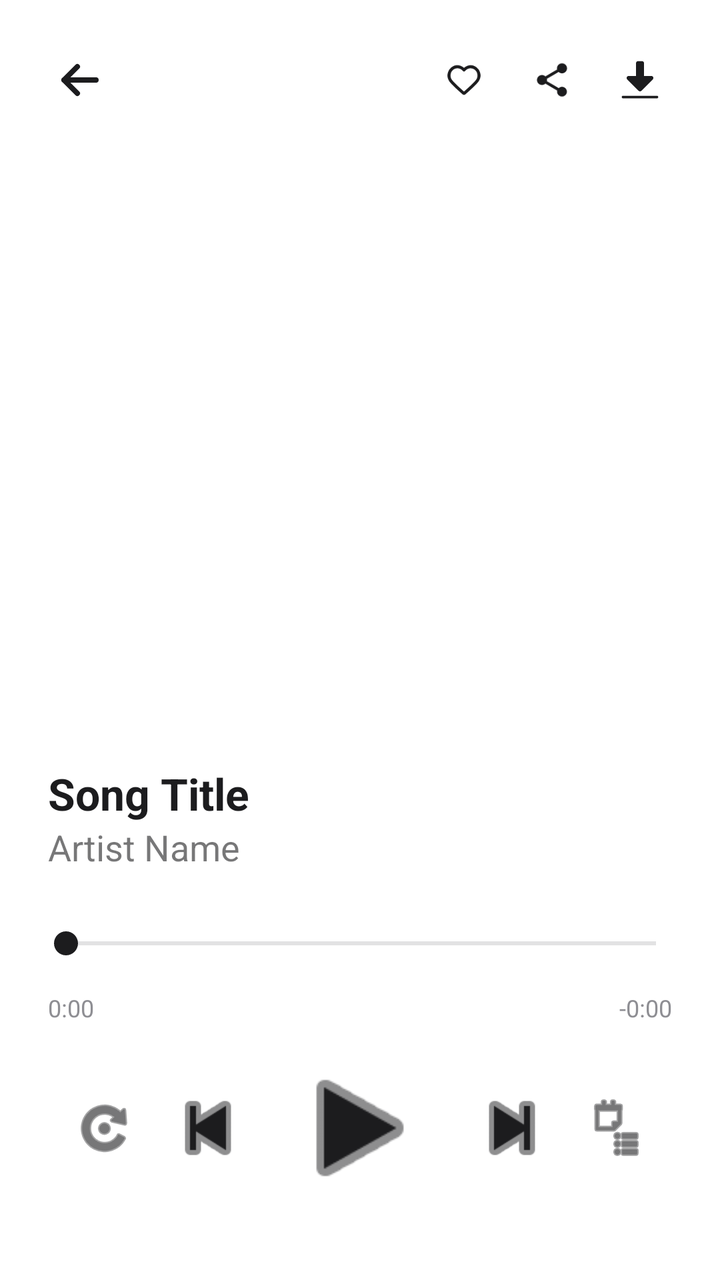
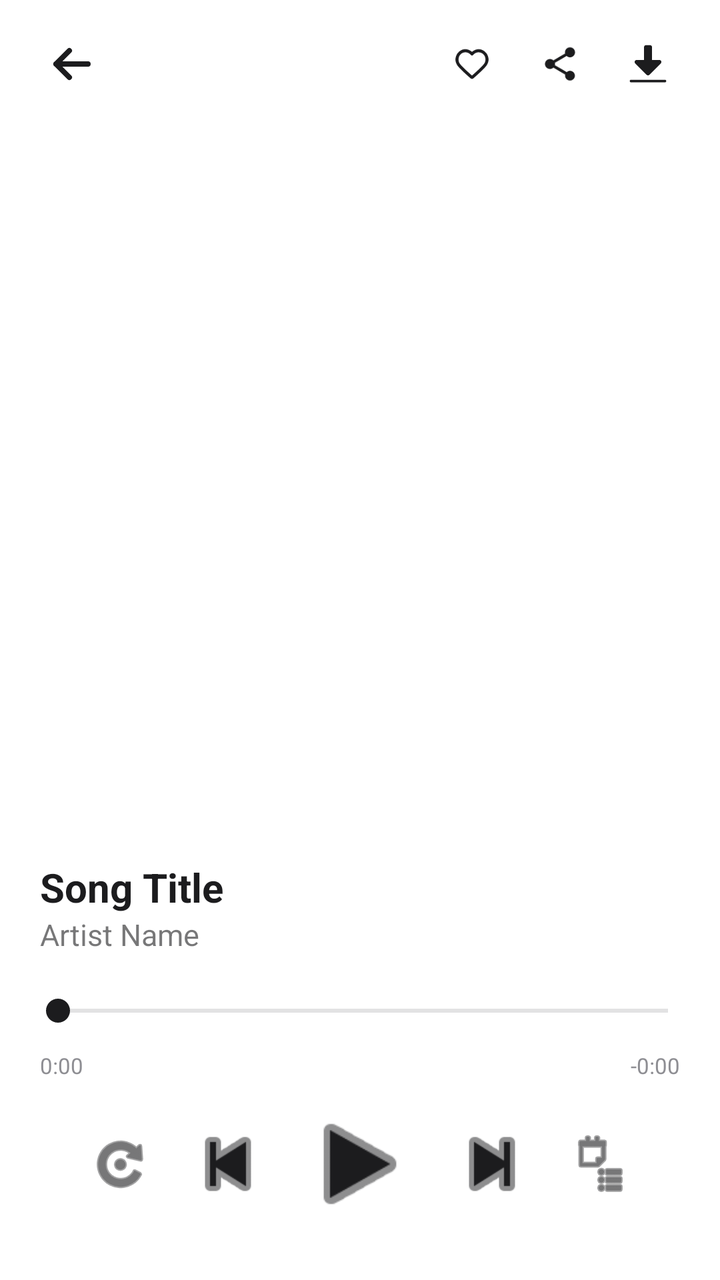

Before-and-after screenshots of an Android layout around one commit, followed by the original layout XML and the change that was made.
<!-- AndroidManifest.xml: application theme Theme.MLNetease -->
<!-- res/layout/activity_player.xml -->
<?xml version="1.0" encoding="utf-8"?>
<LinearLayout xmlns:android="http://schemas.android.com/apk/res/android"
    xmlns:app="http://schemas.android.com/apk/res-auto"
    android:layout_width="match_parent"
    android:layout_height="match_parent"
    android:orientation="vertical"
    android:background="@color/background_primary"
    android:paddingTop="24dp"
    android:paddingBottom="24dp">

    <LinearLayout
        android:layout_width="match_parent"
        android:layout_height="wrap_content"
        android:orientation="horizontal"
        android:gravity="center_vertical"
        android:paddingHorizontal="24dp"
        android:layout_marginBottom="16dp">

        <ImageButton
            android:id="@+id/btn_back"
            android:layout_width="32dp"
            android:layout_height="32dp"
            android:background="?attr/selectableItemBackgroundBorderless"
            android:src="@drawable/ic_back"
            android:scaleType="fitCenter"
            app:tint="@color/text_primary"
            android:contentDescription="@string/back" />

        <View
            android:layout_width="0dp"
            android:layout_height="0dp"
            android:layout_weight="1" />

        <ImageButton
            android:id="@+id/btn_favourite_song"
            android:layout_width="32dp"
            android:layout_height="32dp"
            android:layout_marginEnd="12dp"
            android:background="?attr/selectableItemBackgroundBorderless"
            android:padding="6dp"
            android:src="@drawable/player_favourite_icon"
            android:scaleType="fitCenter"
            app:tint="@color/player_favourite_tint"
            android:contentDescription="@string/favourite" />

        <ImageButton
            android:id="@+id/btn_share_song"
            android:layout_width="32dp"
            android:layout_height="32dp"
            android:layout_marginEnd="12dp"
            android:background="?attr/selectableItemBackgroundBorderless"
            android:padding="6dp"
            android:src="@drawable/ic_share"
            android:scaleType="fitCenter"
            app:tint="@color/text_primary"
            android:contentDescription="@string/share_song" />

        <ImageButton
            android:id="@+id/btn_download_song"
            android:layout_width="32dp"
            android:layout_height="32dp"
            android:background="?attr/selectableItemBackgroundBorderless"
            android:padding="6dp"
            android:src="@drawable/ic_stat_sys_download_done"
            android:scaleType="fitCenter"
            app:tint="@color/text_primary"
            android:contentDescription="@string/download" />

    </LinearLayout>

    
    <androidx.viewpager2.widget.ViewPager2
        android:id="@+id/view_pager"
        android:layout_width="match_parent"
        android:layout_height="0dp"
        android:layout_weight="1"
        android:layout_marginBottom="24dp"/>

    
    <LinearLayout
        android:layout_width="match_parent"
        android:layout_height="wrap_content"
        android:orientation="vertical"
        android:paddingHorizontal="24dp"
        android:layout_marginBottom="16dp">

        <TextView
            android:id="@+id/player_song_title"
            android:layout_width="match_parent"
            android:layout_height="wrap_content"
            android:text="@string/song_title"
            android:textColor="@color/text_primary"
            android:textSize="22sp"
            android:textStyle="bold"
            android:ellipsize="end"
            android:maxLines="1"/>

        <TextView
            android:id="@+id/player_song_artist"
            android:layout_width="match_parent"
            android:layout_height="wrap_content"
            android:text="@string/artist_name"
            android:textColor="@color/text_primary"
            android:alpha="0.6"
            android:textSize="18sp"
            android:ellipsize="end"
            android:maxLines="1"/>
    </LinearLayout>

    
    <LinearLayout
        android:layout_width="match_parent"
        android:layout_height="wrap_content"
        android:orientation="vertical"
        android:paddingHorizontal="24dp">

        <SeekBar
            android:id="@+id/seek_bar"
            android:layout_width="match_parent"
            android:layout_height="wrap_content"
            android:contentDescription="@string/playback_progress"
            android:paddingStart="8dp"
            android:paddingEnd="8dp"
            android:thumbTint="@color/text_primary"
            android:progressTint="@color/text_primary"
            android:progressBackgroundTint="@color/text_secondary"
            android:minHeight="32dp"
            android:paddingVertical="4dp"
            android:thumbOffset="8dp"/>

        <LinearLayout
            android:layout_width="match_parent"
            android:layout_height="wrap_content"
            android:orientation="horizontal"
            android:layout_marginTop="4dp">

            <TextView
                android:id="@+id/text_current_time"
                android:layout_width="wrap_content"
                android:layout_height="wrap_content"
                android:text="@string/zero_timestamp"
                android:textColor="@color/text_secondary"
                android:textSize="12sp"/>

            <View
                android:layout_width="0dp"
                android:layout_height="0dp"
                android:layout_weight="1"/>

            <TextView
                android:id="@+id/text_total_time"
                android:layout_width="wrap_content"
                android:layout_height="wrap_content"
                android:text="@string/zero_timestamp_negative"
                android:textColor="@color/text_secondary"
                android:textSize="12sp"/>
        </LinearLayout>
    </LinearLayout>

    
    <LinearLayout
        android:layout_width="match_parent"
        android:layout_height="wrap_content"
        android:orientation="horizontal"
        android:gravity="center"
        android:paddingHorizontal="24dp"
        android:layout_marginTop="16dp"
        android:layout_marginBottom="16dp">

        <ImageButton
            android:id="@+id/btn_mode"
            android:layout_width="32dp"
            android:layout_height="32dp"
            android:background="?attr/selectableItemBackgroundBorderless"
            android:contentDescription="@string/playback_mode"
            android:src="@android:drawable/ic_menu_rotate"
            android:scaleType="fitCenter"
            app:tint="@color/text_primary"
            android:layout_marginEnd="12dp"/>

        <ImageButton
            android:id="@+id/btn_prev"
            android:layout_width="48dp"
            android:layout_height="48dp"
            android:background="?attr/selectableItemBackgroundBorderless"
            android:contentDescription="@string/previous"
            android:src="@android:drawable/ic_media_previous"
            android:scaleType="fitCenter"
            app:tint="@color/text_primary"/>

        <ImageButton
            android:id="@+id/btn_play_pause"
            android:layout_width="72dp"
            android:layout_height="72dp"
            android:background="?attr/selectableItemBackgroundBorderless"
            android:contentDescription="@string/play"
            android:src="@android:drawable/ic_media_play"
            android:scaleType="fitCenter"
            app:tint="@color/text_primary"
            android:layout_marginStart="16dp"
            android:layout_marginEnd="16dp"/>

        <ImageButton
            android:id="@+id/btn_next"
            android:layout_width="48dp"
            android:layout_height="48dp"
            android:background="?attr/selectableItemBackgroundBorderless"
            android:contentDescription="@string/next"
            android:src="@android:drawable/ic_media_next"
            android:scaleType="fitCenter"
            app:tint="@color/text_primary"/>

        <ImageButton
            android:id="@+id/btn_playlist"
            android:layout_width="32dp"
            android:layout_height="32dp"
            android:background="?attr/selectableItemBackgroundBorderless"
            android:contentDescription="@string/open_playlist"
            android:src="@android:drawable/ic_menu_agenda"
            android:scaleType="fitCenter"
            app:tint="@color/text_primary"
            android:layout_marginStart="12dp"/>

    </LinearLayout>

</LinearLayout>
<!-- resources referenced by this layout -->
<resources>
  <color name="background_primary">#FFFFFF</color>
  <color name="text_primary">#1C1C1E</color>
  <color name="text_secondary">#8E8E93</color>
  <!-- drawable ic_back (drawable) -->
  <?xml version="1.0" encoding="utf-8"?>
  <vector xmlns:android="http://schemas.android.com/apk/res/android"
      android:width="24dp"
      android:height="24dp"
      android:viewportWidth="24"
      android:viewportHeight="24">
      <path
          android:pathData="M6,12H18M6,12L11,7M6,12L11,17"
          android:strokeColor="@color/text_primary"
          android:strokeWidth="2"
          android:strokeLineCap="round"
          android:strokeLineJoin="round" />
  </vector>
  <!-- drawable ic_share (drawable) -->
  <vector xmlns:android="http://schemas.android.com/apk/res/android"
      android:width="24dp"
      android:height="24dp"
      android:viewportWidth="24"
      android:viewportHeight="24">
      <path
          android:fillColor="#FF000000"
          android:pathData="M18,16.08C17.24,16.08 16.56,16.38 16.04,16.86L8.91,12.7C8.96,12.47 9,12.24 9,12C9,11.76 8.96,11.53 8.91,11.3L15.96,7.19C16.5,7.69 17.21,8 18,8C19.66,8 21,6.66 21,5C21,3.34 19.66,2 18,2C16.34,2 15,3.34 15,5C15,5.24 15.04,5.47 15.09,5.7L8.04,9.81C7.5,9.31 6.79,9 6,9C4.34,9 3,10.34 3,12C3,13.66 4.34,15 6,15C6.79,15 7.5,14.69 8.04,14.19L15.16,18.36C15.11,18.57 15.08,18.78 15.08,19C15.08,20.61 16.39,21.92 18,21.92C19.61,21.92 20.92,20.61 20.92,19C20.92,17.39 19.61,16.08 18,16.08Z" />
  </vector>
  <!-- drawable player_favourite_icon (drawable) -->
  <?xml version="1.0" encoding="utf-8"?>
  <selector xmlns:android="http://schemas.android.com/apk/res/android">
      <item android:drawable="@drawable/ic_heart_filled" android:state_selected="true" />
      <item android:drawable="@drawable/ic_heart_outline" />
  </selector>
  <string name="artist_name">Artist Name</string>
  <string name="back">Back</string>
  <string name="download">Download</string>
  <string name="favourite">Favourite</string>
  <string name="next">Next</string>
  <string name="open_playlist">Open playlist</string>
  <string name="play">Play</string>
  <string name="playback_mode">Playback mode</string>
  <string name="playback_progress">Playback progress</string>
  <string name="previous">Previous</string>
  <string name="share_song">Share song</string>
  <string name="song_title">Song Title</string>
  <string name="zero_timestamp" translatable="false">0:00</string>
  <string name="zero_timestamp_negative" translatable="false">-0:00</string>
  <!-- drawable ic_heart_filled (drawable) -->
  <vector xmlns:android="http://schemas.android.com/apk/res/android"
      android:width="24dp"
      android:height="24dp"
      android:viewportWidth="24"
      android:viewportHeight="24">
      <path
          android:fillColor="#FA233B"
          android:pathData="M12 6.00019C10.2006 3.90317 7.19377 3.2551 4.93923 5.17534C2.68468 7.09558 2.36727 10.3061 4.13778 12.5772C5.60984 14.4654 10.0648 18.4479 11.5249 19.7369C11.6882 19.8811 11.7699 19.9532 11.8652 19.9815C11.9483 20.0062 12.0393 20.0062 12.1225 19.9815C12.2178 19.9532 12.2994 19.8811 12.4628 19.7369C13.9229 18.4479 18.3778 14.4654 19.8499 12.5772C21.6204 10.3061 21.3417 7.07538 19.0484 5.17534C16.7551 3.2753 13.7994 3.90317 12 6.00019Z"
          android:strokeWidth="1.8"
          android:strokeColor="#FA233B"
          android:strokeLineJoin="round"
          android:strokeLineCap="round" />
  </vector>
  <color name="brand_primary">#FA233B</color>
  <color name="background_secondary">#F2F2F7</color>
  <!-- unchanged entries left out for length: 3 -->
</resources>

<!-- the commit's change to res/layout/activity_player.xml (unified diff, before → after) -->
@@ -5,16 +5,16 @@
     android:layout_height="match_parent"
     android:orientation="vertical"
     android:background="@color/background_primary"
-    android:paddingTop="24dp"
-    android:paddingBottom="24dp">
+    android:paddingTop="16dp"
+    android:paddingBottom="16dp">
 
     <LinearLayout
         android:layout_width="match_parent"
         android:layout_height="wrap_content"
         android:orientation="horizontal"
         android:gravity="center_vertical"
-        android:paddingHorizontal="24dp"
-        android:layout_marginBottom="16dp">
+        android:paddingHorizontal="20dp"
+        android:layout_marginBottom="12dp">
 
         <ImageButton
             android:id="@+id/btn_back"
@@ -74,15 +74,15 @@
         android:layout_width="match_parent"
         android:layout_height="0dp"
         android:layout_weight="1"
-        android:layout_marginBottom="24dp"/>
+        android:layout_marginBottom="16dp"/>
 
     
     <LinearLayout
         android:layout_width="match_parent"
         android:layout_height="wrap_content"
         android:orientation="vertical"
-        android:paddingHorizontal="24dp"
-        android:layout_marginBottom="16dp">
+        android:paddingHorizontal="20dp"
+        android:layout_marginBottom="12dp">
 
         <TextView
             android:id="@+id/player_song_title"
@@ -90,7 +90,7 @@
             android:layout_height="wrap_content"
             android:text="@string/song_title"
             android:textColor="@color/text_primary"
-            android:textSize="22sp"
+            android:textSize="20sp"
             android:textStyle="bold"
             android:ellipsize="end"
             android:maxLines="1"/>
@@ -102,7 +102,7 @@
             android:text="@string/artist_name"
             android:textColor="@color/text_primary"
             android:alpha="0.6"
-            android:textSize="18sp"
+            android:textSize="15sp"
             android:ellipsize="end"
             android:maxLines="1"/>
     </LinearLayout>
@@ -112,21 +112,21 @@
         android:layout_width="match_parent"
         android:layout_height="wrap_content"
         android:orientation="vertical"
-        android:paddingHorizontal="24dp">
+        android:paddingHorizontal="20dp">
 
         <SeekBar
             android:id="@+id/seek_bar"
             android:layout_width="match_parent"
             android:layout_height="wrap_content"
             android:contentDescription="@string/playback_progress"
-            android:paddingStart="8dp"
-            android:paddingEnd="8dp"
+            android:paddingStart="6dp"
+            android:paddingEnd="6dp"
             android:thumbTint="@color/text_primary"
             android:progressTint="@color/text_primary"
             android:progressBackgroundTint="@color/text_secondary"
-            android:minHeight="32dp"
-            android:paddingVertical="4dp"
-            android:thumbOffset="8dp"/>
+            android:minHeight="28dp"
+            android:paddingVertical="2dp"
+            android:thumbOffset="6dp"/>
 
         <LinearLayout
             android:layout_width="match_parent"
@@ -140,7 +140,7 @@
                 android:layout_height="wrap_content"
                 android:text="@string/zero_timestamp"
                 android:textColor="@color/text_secondary"
-                android:textSize="12sp"/>
+                android:textSize="11sp"/>
 
             <View
                 android:layout_width="0dp"
@@ -153,7 +153,7 @@
                 android:layout_height="wrap_content"
                 android:text="@string/zero_timestamp_negative"
                 android:textColor="@color/text_secondary"
-                android:textSize="12sp"/>
+                android:textSize="11sp"/>
         </LinearLayout>
     </LinearLayout>
 
@@ -163,20 +163,21 @@
         android:layout_height="wrap_content"
         android:orientation="horizontal"
         android:gravity="center"
-        android:paddingHorizontal="24dp"
-        android:layout_marginTop="16dp"
-        android:layout_marginBottom="16dp">
+        android:paddingHorizontal="20dp"
+        android:layout_marginTop="12dp"
+        android:layout_marginBottom="12dp">
 
         <ImageButton
             android:id="@+id/btn_mode"
-            android:layout_width="32dp"
-            android:layout_height="32dp"
+            android:layout_width="40dp"
+            android:layout_height="40dp"
             android:background="?attr/selectableItemBackgroundBorderless"
             android:contentDescription="@string/playback_mode"
             android:src="@android:drawable/ic_menu_rotate"
             android:scaleType="fitCenter"
-            app:tint="@color/text_primary"
-            android:layout_marginEnd="12dp"/>
+            android:padding="4dp"
+            app:tint="@color/text_primary"
+            android:layout_marginEnd="10dp"/>
 
         <ImageButton
             android:id="@+id/btn_prev"
@@ -190,15 +191,15 @@
 
         <ImageButton
             android:id="@+id/btn_play_pause"
-            android:layout_width="72dp"
-            android:layout_height="72dp"
+            android:layout_width="60dp"
+            android:layout_height="60dp"
             android:background="?attr/selectableItemBackgroundBorderless"
             android:contentDescription="@string/play"
             android:src="@android:drawable/ic_media_play"
             android:scaleType="fitCenter"
             app:tint="@color/text_primary"
-            android:layout_marginStart="16dp"
-            android:layout_marginEnd="16dp"/>
+            android:layout_marginStart="12dp"
+            android:layout_marginEnd="12dp"/>
 
         <ImageButton
             android:id="@+id/btn_next"
@@ -212,14 +213,15 @@
 
         <ImageButton
             android:id="@+id/btn_playlist"
-            android:layout_width="32dp"
-            android:layout_height="32dp"
+            android:layout_width="40dp"
+            android:layout_height="40dp"
             android:background="?attr/selectableItemBackgroundBorderless"
             android:contentDescription="@string/open_playlist"
             android:src="@android:drawable/ic_menu_agenda"
             android:scaleType="fitCenter"
-            app:tint="@color/text_primary"
-            android:layout_marginStart="12dp"/>
+            android:padding="4dp"
+            app:tint="@color/text_primary"
+            android:layout_marginStart="10dp"/>
 
     </LinearLayout>
 
